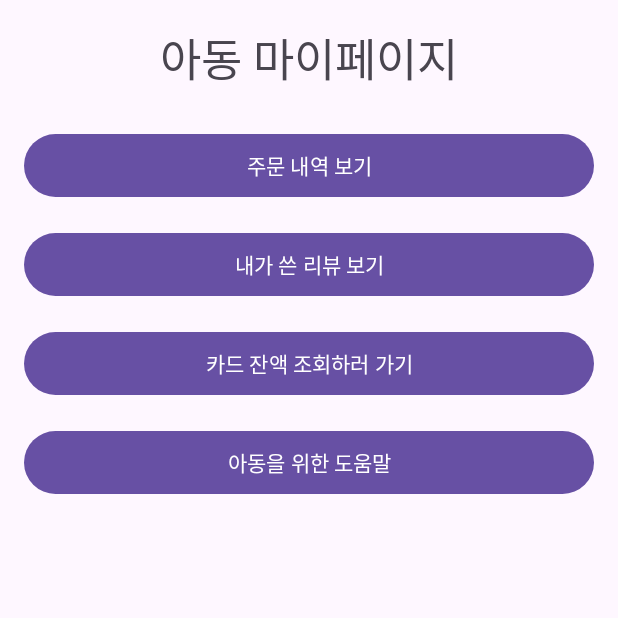
After one commit to AYU-Senier-Eat-da-Connect-da/AndroidStudio, an Android app: the ChildMyPage screen opened directly, with no data from a screen before it, on a phone screen of 412 x 824 dp, the top half of it. The commit adds this screen. Run offline under Robolectric (Android 15) with nearby library versions, the phone set to English and light mode, and no system bars.

Commit message:
feat: child MyPage

```diff
--- /dev/null
+++ b/app/src/main/java/com/eatda/child/ChildMyPage.java
@@ -0,0 +1,88 @@
+package com.eatda.child;
+
+import android.content.Intent;
+import android.net.Uri;
+import android.os.Bundle;
+import android.view.View;
+import android.widget.Button;
+
+import androidx.activity.EdgeToEdge;
+import androidx.appcompat.app.AppCompatActivity;
+import androidx.core.graphics.Insets;
+import androidx.core.view.ViewCompat;
+import androidx.core.view.WindowInsetsCompat;
+
+import com.eatda.R;
+
+public class ChildMyPage extends AppCompatActivity {
+
+    private Button btn_child_myReviewList;
+    private Button btn_child_buyList;
+    private Button btn_card_balance;
+    private Button btn_child_help;
+
+    @Override
+    protected void onCreate(Bundle savedInstanceState) {
+        super.onCreate(savedInstanceState);
+        EdgeToEdge.enable(this);
+        setContentView(R.layout.activity_child_my_page);
+        ViewCompat.setOnApplyWindowInsetsListener(findViewById(R.id.main), (v, insets) -> {
+            Insets systemBars = insets.getInsets(WindowInsetsCompat.Type.systemBars());
+            v.setPadding(systemBars.left, systemBars.top, systemBars.right, systemBars.bottom);
+            return insets;
+        });
+
+        /*
+        (아동) 내가 쓴 리뷰 리스트
+         */
+        btn_child_myReviewList = findViewById(R.id.btn_child_myReviewList);
+        btn_child_myReviewList.setOnClickListener(new View.OnClickListener() {
+            @Override
+            public void onClick(View view) {
+                Intent intent = new Intent(ChildMyPage.this, ChildMyReviewList.class);
+                startActivity(intent);
+            }
+        });
+
+        /*
+        (아동) 주문내역
+         */
+        btn_child_buyList = findViewById(R.id.btn_child_buyList);
+        btn_child_buyList.setOnClickListener(new View.OnClickListener() {
+            @Override
+            public void onClick(View view) {
+                Intent intent = new Intent(ChildMyPage.this, ChildBuyList.class);
+                startActivity(intent);
+            }
+        });
+
+        /*
+        급식 카드 잔액 조회
+         */
+        btn_card_balance = findViewById(R.id.btn_card_balance);
+        btn_card_balance.setOnClickListener(new View.OnClickListener() {
+            @Override
+            public void onClick(View view) {
+                //급식 카드 잔액 조회 사이트
+                String url = "https://www.purmeecard.com/index6.jsp";
+
+                //인텐트로 웹 브라우저 열기
+                Intent intent = new Intent(Intent.ACTION_VIEW);
+                intent.setData(Uri.parse(url));
+                startActivity(intent);
+            }
+        });
+
+        /*
+        도움말
+         */
+        btn_child_help = findViewById(R.id.btn_child_help);
+        btn_child_help.setOnClickListener(new View.OnClickListener() {
+            @Override
+            public void onClick(View view) {
+                Intent intent = new Intent(ChildMyPage.this, ChildHelp.class);
+                startActivity(intent);
+            }
+        });
+    }
+}
--- /dev/null
+++ b/app/src/main/res/layout/activity_child_my_page.xml
@@ -0,0 +1,69 @@
+<?xml version="1.0" encoding="utf-8"?>
+<androidx.constraintlayout.widget.ConstraintLayout xmlns:android="http://schemas.android.com/apk/res/android"
+    xmlns:app="http://schemas.android.com/apk/res-auto"
+    xmlns:tools="http://schemas.android.com/tools"
+    android:id="@+id/main"
+    android:layout_width="match_parent"
+    android:layout_height="match_parent"
+    tools:context=".child.ChildMyPage">
+
+    <TextView
+        android:id="@+id/textView"
+        android:layout_width="wrap_content"
+        android:layout_height="wrap_content"
+        android:text="아동 마이페이지"
+        android:textSize="30sp"
+        android:layout_marginTop="16dp"
+        app:layout_constraintTop_toTopOf="parent"
+        app:layout_constraintStart_toStartOf="parent"
+        app:layout_constraintEnd_toEndOf="parent" />
+
+    <Button
+        android:id="@+id/btn_child_buyList"
+        android:layout_width="0dp"
+        android:layout_height="50dp"
+        android:layout_marginStart="16dp"
+        android:layout_marginEnd="16dp"
+        android:layout_marginTop="24dp"
+        android:text="주문 내역 보기"
+        app:layout_constraintTop_toBottomOf="@+id/textView"
+        app:layout_constraintStart_toStartOf="parent"
+        app:layout_constraintEnd_toEndOf="parent" />
+
+    <Button
+        android:id="@+id/btn_child_myReviewList"
+        android:layout_width="0dp"
+        android:layout_height="50dp"
+        android:layout_marginStart="16dp"
+        android:layout_marginEnd="16dp"
+        android:layout_marginTop="16dp"
+        android:text="내가 쓴 리뷰 보기"
+        app:layout_constraintTop_toBottomOf="@+id/btn_child_buyList"
+        app:layout_constraintStart_toStartOf="parent"
+        app:layout_constraintEnd_toEndOf="parent" />
+
+    <Button
+        android:id="@+id/btn_card_balance"
+        android:layout_width="0dp"
+        android:layout_height="50dp"
+        android:layout_marginStart="16dp"
+        android:layout_marginEnd="16dp"
+        android:layout_marginTop="16dp"
+        android:text="카드 잔액 조회하러 가기"
+        app:layout_constraintTop_toBottomOf="@+id/btn_child_myReviewList"
+        app:layout_constraintStart_toStartOf="parent"
+        app:layout_constraintEnd_toEndOf="parent" />
+
+    <Button
+        android:id="@+id/btn_child_help"
+        android:layout_width="0dp"
+        android:layout_height="50dp"
+        android:layout_marginStart="16dp"
+        android:layout_marginEnd="16dp"
+        android:layout_marginTop="16dp"
+        android:text="아동을 위한 도움말"
+        app:layout_constraintTop_toBottomOf="@+id/btn_card_balance"
+        app:layout_constraintStart_toStartOf="parent"
+        app:layout_constraintEnd_toEndOf="parent" />
+
+</androidx.constraintlayout.widget.ConstraintLayout>
```
Also changed, not shown: app/src/main/AndroidManifest.xml (+15 -0 lines), app/src/main/java/com/eatda/PermissionBasedMyPage.java (added, +43 -0 lines), app/src/main/java/com/eatda/child/ChildBuyList.java (added, +26 -0 lines), app/src/main/java/com/eatda/child/ChildHelp.java (added, +26 -0 lines), app/src/main/java/com/eatda/child/ChildMyReviewList.java (added, +26 -0 lines), app/src/main/java/com/eatda/home/Home.java (+13 -0 lines), app/src/main/res/layout/activity_child_buy_list.xml (added, +15 -0 lines), app/src/main/res/layout/activity_child_help.xml (added, +15 -0 lines), app/src/main/res/layout/activity_child_my_review_list.xml (added, +15 -0 lines), app/src/main/res/layout/activity_home.xml (+11 -0 lines), app/src/main/res/layout/activity_permission_based_my_page.xml (added, +18 -0 lines).
